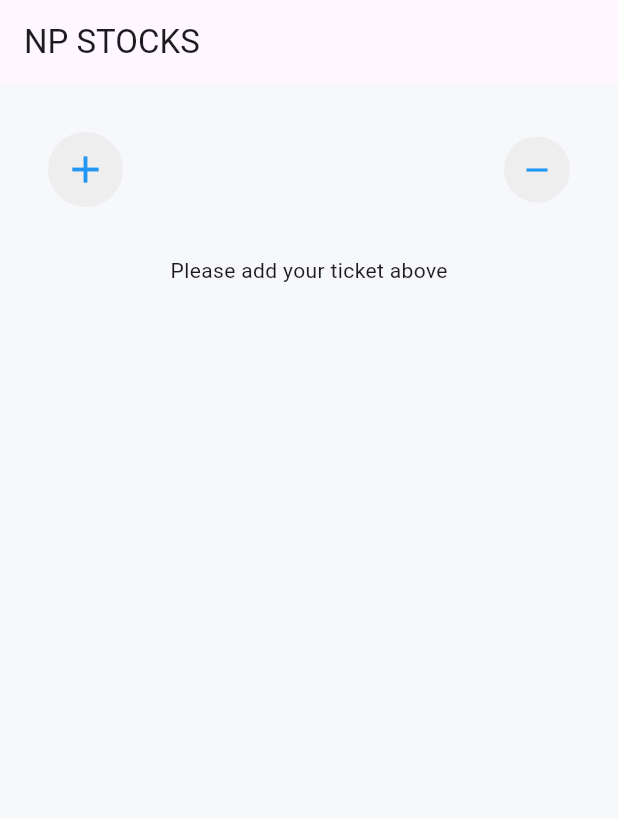
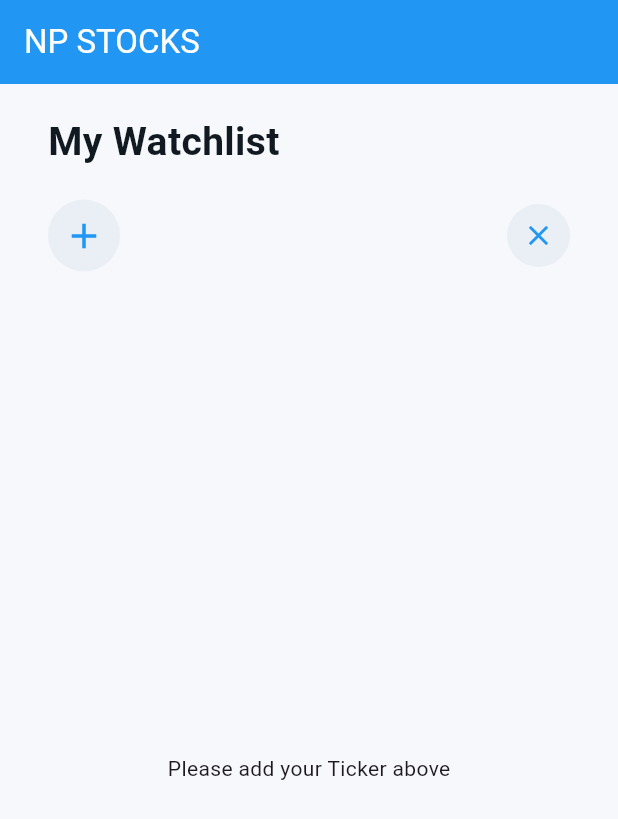
Before and after one commit to nischal08/npstock, a Flutter app: the screen it shows after launch, on a phone screen of 412 x 824 dp. Shown: the top 819 px of the screen. Run offline on Flutter 3.47's test engine with Material 3 defaults, Android fonts, the light colour scheme and no system bars; our stand-ins replace dio, hive, hive_flutter, syncfusion_flutter_charts; accounts and stored records are empty; network calls fail.

Commit message:
fix: redesigned home screen

```diff
--- a/lib/api/ticket_api.dart
+++ b/lib/api/ticker_api.dart
@@ -3,18 +3,18 @@ import 'dart:developer';
 import 'package:npstock/api/api_manager.dart';
 import 'package:npstock/data/app_urls.dart';
 import 'package:npstock/data/enum/request_type.dart';
-import 'package:npstock/model/all_tickets.dart';
+import 'package:npstock/model/all_tickers.dart';
 import 'package:npstock/model/watch_list_model.dart';
 
-class TicketApi {
+class TickerApi {
   final _apiManager = ApiManager();
-  Future<AllTickets> getAllTicket() async {
+  Future<AllTickers> getAllTicker() async {
     try {
       dynamic response = await _apiManager.request(
-        url: AppUrl.allTicket,
+        url: AppUrl.allTicker,
         requestType: RequestType.get,
       );
-      return AllTickets.fromJson(response);
+      return AllTickers.fromJson(response);
     } catch (e, s) {
       log(e.toString());
       log(s.toString());
@@ -22,12 +22,12 @@ class TicketApi {
     }
   }
 
-  Future<WatchList> getUserTicket(List ticket) async {
+  Future<WatchList> getUserTicker(List tickers) async {
     try {
       dynamic response = await _apiManager.request(
-        url: AppUrl.watchList,
-        requestType: RequestType.post,
-      );
+          url: AppUrl.watchList,
+          requestType: RequestType.post,
+          parameter: {"tickerList": tickers});
       return WatchList.fromJson(response);
     } catch (e, s) {
       log(e.toString());
--- /dev/null
+++ b/lib/controller/ticker_controller.dart
@@ -0,0 +1,42 @@
+import 'package:flutter/material.dart';
+import 'package:npstock/api/ticker_api.dart';
+import 'package:npstock/data/response/api_response.dart';
+import 'package:npstock/database/database_helper_repository.dart';
+import 'package:npstock/model/all_tickers.dart';
+import 'package:npstock/model/watch_list_model.dart';
+
+class TickerController extends ChangeNotifier {
+  ApiResponse<AllTickers> allTicker = ApiResponse.loading();
+  ApiResponse<WatchList> userTicker = ApiResponse.loading();
+  TickerApi tickerApi = TickerApi();
+  List<String> allUserTicker = [];
+  Future<void> getAllTicker() async {
+    // allTicker = ApiResponse.loading();
+    await TickerApi().getAllTicker().then((value) {
+      allTicker = ApiResponse.completed(value);
+      notifyListeners();
+    }).onError((error, stackTrace) {
+      allTicker = ApiResponse.error(error.toString());
+      notifyListeners();
+    });
+  }
+
+  Future<void> getUserTicker({bool userNotifier = false}) async {
+    if (userNotifier) {
+      userTicker = ApiResponse.loading();
+    }
+    dynamic allTickerDb = await DatabaseHelperRepository().getAllTicker();
+    if (allTickerDb != null) {
+      await TickerApi().getUserTicker(allTickerDb).then((value) {
+        userTicker = ApiResponse.completed(value);
+        notifyListeners();
+      }).onError((error, stackTrace) {
+        userTicker = ApiResponse.error(error.toString());
+        notifyListeners();
+      });
+    } else {
+      userTicker = ApiResponse.completed(WatchList(response: []));
+      notifyListeners();
+    }
+  }
+}
--- a/lib/data/app_urls.dart
+++ b/lib/data/app_urls.dart
@@ -1,6 +1,6 @@
 class AppUrl {
   static const String baseUrl = "https://www.onlinekhabar.com/smtm";
-  static const String allTicket = "$baseUrl/search-list/tickers";
+  static const String allTicker = "$baseUrl/search-list/tickers";
   static const String securitiesStats =
       "$baseUrl/ticker-page/ticker-stats/[name]";
   static const String watchList = "$baseUrl/home/watchlist";
--- a/lib/data/database_keys.dart
+++ b/lib/data/database_keys.dart
@@ -3,6 +3,5 @@ class DatabaseBoxId {
 }
 
 class DatabaseBoxKeys {
-  static const String ticket = "ticket";
-
+  static const String Ticker = "Ticker";
 }
--- a/lib/database/database_helper_repository.dart
+++ b/lib/database/database_helper_repository.dart
@@ -2,24 +2,24 @@ import 'package:hive/hive.dart';
 import 'package:npstock/data/database_keys.dart';
 
 class DatabaseHelperRepository {
-  deleteTicket(String name) async {
+  deleteTicker(String name) async {
     var box = await Hive.openBox(DatabaseBoxId.stock);
-    box.delete(DatabaseBoxKeys.ticket);
+    box.delete(DatabaseBoxKeys.Ticker);
   }
 
-  addTicket(String name) async {
+  addTicker(String name) async {
     var box = await Hive.openBox(DatabaseBoxId.stock);
 
-    List<String>? allItem =await getAllTicket();
+    List<String>? allItem = await getAllTicker();
     if (allItem == null) {
-      await box.put(DatabaseBoxKeys.ticket, [name]);
+      await box.put(DatabaseBoxKeys.Ticker, [name]);
     } else {
-      await box.put(DatabaseBoxKeys.ticket, [allItem, name]);
+      await box.put(DatabaseBoxKeys.Ticker, [...allItem, name]);
     }
   }
 
-  dynamic getAllTicket() async {
+  Future<dynamic> getAllTicker() async {
     var box = await Hive.openBox(DatabaseBoxId.stock);
-    box.get(DatabaseBoxKeys.ticket, defaultValue: null);
+    return await box.get(DatabaseBoxKeys.Ticker, defaultValue: null);
   }
 }
--- a/lib/main.dart
+++ b/lib/main.dart
@@ -1,9 +1,10 @@
 import 'package:flutter/material.dart';
-import 'package:npstock/controller/ticket_controller.dart';
+import 'package:hive_flutter/hive_flutter.dart';
+import 'package:npstock/controller/ticker_controller.dart';
 import 'package:npstock/screens/home_screen.dart';
 import 'package:provider/provider.dart';
-import 'package:hive_flutter/hive_flutter.dart';
-void main() async{
+
+void main() async {
   await Hive.initFlutter();
   WidgetsFlutterBinding.ensureInitialized();
   runApp(const MyApp());
@@ -18,7 +19,7 @@ class MyApp extends StatelessWidget {
     return MultiProvider(
       providers: [
         ChangeNotifierProvider(
-          create: (_) => TicketController(),
+          create: (_) => TickerController(),
         )
       ],
       child: MaterialApp(
--- a/lib/model/all_tickets.dart
+++ b/lib/model/all_tickers.dart
@@ -1,22 +1,22 @@
 // To parse this JSON data, do
 //
-//     final allTickets = allTicketsFromJson(jsonString);
+//     final allTickers = allTickersFromJson(jsonString);
 
 import 'dart:convert';
 
-AllTickets allTicketsFromJson(String str) =>
-    AllTickets.fromJson(json.decode(str));
+AllTickers allTickersFromJson(String str) =>
+    AllTickers.fromJson(json.decode(str));
 
-String allTicketsToJson(AllTickets data) => json.encode(data.toJson());
+String allTickersToJson(AllTickers data) => json.encode(data.toJson());
 
-class AllTickets {
+class AllTickers {
   final List<ResponseData> response;
 
-  AllTickets({
+  AllTickers({
     required this.response,
   });
 
-  factory AllTickets.fromJson(Map<String, dynamic> json) => AllTickets(
+  factory AllTickers.fromJson(Map<String, dynamic> json) => AllTickers(
         response: List<ResponseData>.from(
             json["response"].map((x) => ResponseData.fromJson(x))),
       );
@@ -61,49 +61,3 @@ class ResponseData {
         "percentage_change": percentageChange,
       };
 }
-
-enum Sector {
-  BANKING,
-  BOND,
-  DEVELOPMENT_BANK,
-  FINANCE,
-  HOTELS_AND_TOURISM,
-  HYDRO_POWER,
-  INVESTMENT,
-  LIFE_INSURANCE,
-  MANU_PRO,
-  MICROFINANCE,
-  MUTUAL_FUND,
-  NON_LIFE_INSURANCE,
-  OTHERS,
-  TRADING
-}
-
-final sectorValues = EnumValues({
-  "Banking": Sector.BANKING,
-  "Bond": Sector.BOND,
-  "Development Bank": Sector.DEVELOPMENT_BANK,
-  "Finance": Sector.FINANCE,
-  "Hotels And Tourism": Sector.HOTELS_AND_TOURISM,
-  "HydroPower": Sector.HYDRO_POWER,
-  "Investment": Sector.INVESTMENT,
-  "Life Insurance": Sector.LIFE_INSURANCE,
-  "Manu.& Pro.": Sector.MANU_PRO,
-  "Microfinance": Sector.MICROFINANCE,
-  "Mutual Fund": Sector.MUTUAL_FUND,
-  "Non Life Insurance": Sector.NON_LIFE_INSURANCE,
-  "Others": Sector.OTHERS,
-  "Trading": Sector.TRADING
-});
-
-class EnumValues<T> {
-  Map<String, T> map;
-  late Map<T, String> reverseMap;
-
-  EnumValues(this.map);
-
-  Map<T, String> get reverse {
-    reverseMap = map.map((k, v) => MapEntry(v, k));
-    return reverseMap;
-  }
-}
--- a/lib/model/chart_data.dart
+++ b/lib/model/chart_data.dart
@@ -1,5 +1,5 @@
 class ChartData {
   ChartData(this.x, this.y);
-  final double x;
+  final DateTime x;
   final double y;
 }
--- a/lib/model/watch_list_model.dart
+++ b/lib/model/watch_list_model.dart
@@ -1,7 +1,3 @@
-// To parse this JSON data, do
-//
-//     final watchList = watchListFromJson(jsonString);
-
 import 'dart:convert';
 
 WatchList watchListFromJson(String str) => WatchList.fromJson(json.decode(str));
@@ -30,13 +26,13 @@ class ResponseData {
   final String indices;
   final String tickerName;
   final double ltp;
-  final int ltv;
+  final double ltv;
   final double pointChange;
   final double percentageChange;
-  final int open;
+  final double open;
   final double high;
-  final int low;
-  final int volume;
+  final double low;
+  final double volume;
   final double previousClosing;
   final DateTime calculatedOn;
   final double amount;
@@ -69,18 +65,18 @@ class ResponseData {
         indices: json["indices"],
         tickerName: json["ticker_name"],
         ltp: json["ltp"]?.toDouble(),
-        ltv: json["ltv"],
+        ltv: json["ltv"]?.toDouble(),
         pointChange: json["point_change"]?.toDouble(),
         percentageChange: json["percentage_change"]?.toDouble(),
-        open: json["open"],
+        open: json["open"]?.toDouble(),
         high: json["high"]?.toDouble(),
-        low: json["low"],
-        volume: json["volume"],
+        low: json["low"]?.toDouble(),
+        volume: json["volume"]?.toDouble(),
         previousClosing: json["previousClosing"]?.toDouble(),
         calculatedOn: DateTime.parse(json["calculated_on"]),
         amount: json["amount"]?.toDouble(),
         datasource: json["datasource"],
-        icon: json["icon"],
+        icon: "https://${json["icon"]}",
         chartData: List<ChartDatum>.from(
             json["chartData"].map((x) => ChartDatum.fromJson(x))),
       );
--- a/lib/screens/home_screen.dart
+++ b/lib/screens/home_screen.dart
@@ -1,8 +1,10 @@
 import 'package:flutter/material.dart';
-import 'package:npstock/controller/ticket_controller.dart';
+import 'package:npstock/controller/ticker_controller.dart';
 import 'package:npstock/data/response/status.dart';
+import 'package:npstock/model/chart_data.dart';
 import 'package:npstock/model/watch_list_model.dart';
-import 'package:npstock/screens/ticket_select_screen.dart';
+import 'package:npstock/screens/ticker_select_screen.dart';
+import 'package:npstock/styles/app_colors.dart';
 import 'package:npstock/widgets/chart_widget.dart';
 import 'package:provider/provider.dart';
 
@@ -16,46 +18,61 @@ class HomeScreen extends StatefulWidget {
 class _HomeScreenState extends State<HomeScreen> {
   @override
   void initState() {
-    Provider.of<TicketController>(context, listen: false).getAllTicket();
-    Provider.of<TicketController>(context, listen: false).getUserTicket();
     super.initState();
+    Provider.of<TickerController>(context, listen: false).getAllTicker();
+    Provider.of<TickerController>(context, listen: false).getUserTicker();
   }
 
   @override
   Widget build(BuildContext context) {
     return Scaffold(
       backgroundColor: const Color(0xfff7f8fc),
-      appBar: AppBar(title: const Text("NP STOCKS")),
+      appBar: AppBar(
+        scrolledUnderElevation: 0,
+        title: const Text("NP STOCKS"),
+        backgroundColor: AppColors.blue,
+        foregroundColor: Colors.white,
+      ),
       body: Container(
           padding: const EdgeInsets.symmetric(
             horizontal: 32,
           ),
           child: Column(
+            crossAxisAlignment: CrossAxisAlignment.start,
             children: [
               const SizedBox(
-                height: 32,
+                height: 20,
+              ),
+              const Text(
+                "My Watchlist",
+                style: TextStyle(
+                  fontSize: 26,
+                  fontWeight: FontWeight.bold,
+                  color: AppColors.textGrey,
+                ),
+              ),
+              const SizedBox(
+                height: 20,
               ),
               Row(
                 mainAxisAlignment: MainAxisAlignment.spaceBetween,
                 children: [
                   GestureDetector(
                     onTap: () {
-                      //TODO: add watch list
-
                       Navigator.of(context).push(MaterialPageRoute(
-                        builder: (context) => TicketSelectScreen(),
+                        builder: (context) => TickerSelectScreen(),
                       ));
                     },
                     child: Container(
                       padding: const EdgeInsets.all(10),
                       decoration: BoxDecoration(
-                        color: Colors.grey.shade200,
+                        color: AppColors.lightGrey,
                         borderRadius: BorderRadius.circular(100),
                       ),
                       child: const Icon(
                         Icons.add,
-                        color: Colors.blue,
-                        size: 30,
+                        color: AppColors.blue,
+                        size: 28,
                       ),
                     ),
                   ),
@@ -66,43 +83,44 @@ class _HomeScreenState extends State<HomeScreen> {
                     child: Container(
                       padding: const EdgeInsets.all(10),
                       decoration: BoxDecoration(
-                        color: Colors.grey.shade200,
+                        color: AppColors.lightGrey,
                         borderRadius: BorderRadius.circular(100),
                       ),
                       child: const Icon(
-                        Icons.remove,
-                        color: Colors.blue,
+                        Icons.close,
+                        color: AppColors.blue,
+                        size: 22,
                       ),
                     ),
                   )
                 ],
               ),
               const SizedBox(
-                height: 32,
+                height: 20,
               ),
-              Consumer<TicketController>(builder: (context, provider, __) {
-                switch (provider.userTicket.status) {
+              Expanded(
+                child: Consumer<TickerController>(
+                    builder: (context, provider, __) {
+                  switch (provider.userTicker.status) {
                     case Status.LOADING:
                       return const Center(
                         child: CircularProgressIndicator(),
                       );
-
                     case Status.ERROR:
                       return const Center(child: Text("Error"));
                     case Status.COMPLETED
-                      when provider.userTicket.data!.response.isEmpty:
+                        when provider.userTicker.data!.response.isEmpty:
                       return const Center(
-                      child: Text("Please add your ticket above"),
+                        child: Text("Please add your Ticker above"),
                       );
                     case Status.COMPLETED:
                       return ListView.separated(
-                      shrinkWrap: true,
-                      itemCount: provider.userTicket.data!.response.length,
+                        itemCount: provider.userTicker.data!.response.length,
                         separatorBuilder: (context, index) =>
                             const SizedBox(height: 10),
                         itemBuilder: (context, index) {
                           ResponseData responseData =
-                            provider.userTicket.data!.response[index];
+                              provider.userTicker.data!.response[index];
                           return Container(
                             padding: const EdgeInsets.symmetric(
                                 vertical: 4, horizontal: 8),
@@ -113,12 +131,22 @@ class _HomeScreenState extends State<HomeScreen> {
                                 )),
                             child: Row(
                               children: [
-                              Image.network(responseData.icon),
+                                SizedBox(
+                                    height: 40,
+                                    width: 40,
+                                    child: Image.network(
+                                      responseData.icon,
+                                      fit: BoxFit.scaleDown,
+                                    )),
                                 const SizedBox(
-                                width: 8,
+                                  width: 10,
                                 ),
-                              Column(
-                                crossAxisAlignment: CrossAxisAlignment.start,
+                                SizedBox(
+                                  width:
+                                      MediaQuery.of(context).size.width * 0.2,
+                                  child: Column(
+                                    crossAxisAlignment:
+                                        CrossAxisAlignment.start,
                                     children: [
                                       Text(
                                         responseData.ticker,
@@ -128,18 +156,37 @@ class _HomeScreenState extends State<HomeScreen> {
                                             color: Colors.blue),
                                       ),
                                       Text(
-                                    responseData.ticker,
+                                        responseData.tickerName,
+                                        maxLines: 1,
+                                        overflow: TextOverflow.ellipsis,
                                         style: const TextStyle(
-                                        fontSize: 16, color: Colors.grey),
+                                          fontSize: 16,
+                                          color: Colors.grey,
+                                        ),
                                       ),
                                     ],
                                   ),
-                              const Spacer(),
+                                ),
+                                const SizedBox(
+                                  width: 2,
+                                ),
                                 SizedBox(
-                                  width: 120, height: 80, child: ChartWidget()),
+                                    width: 110,
+                                    height: 80,
+                                    child: ChartWidget(
+                                      chartData: [
+                                        ...responseData.chartData.map(
+                                          (e) =>
+                                              ChartData(e.timestamp, e.value),
+                                        )
+                                      ],
+                                    )),
+                                const SizedBox(
+                                  width: 2,
+                                ),
                                 const Spacer(),
                                 Column(
-                                crossAxisAlignment: CrossAxisAlignment.start,
+                                  crossAxisAlignment: CrossAxisAlignment.end,
                                   children: [
                                     Text(
                                       responseData.ltp.toString(),
@@ -153,7 +200,8 @@ class _HomeScreenState extends State<HomeScreen> {
                                         Text(
                                           responseData.pointChange.toString(),
                                           style: const TextStyle(
-                                            fontSize: 16, color: Colors.green),
+                                              fontSize: 16,
+                                              color: Colors.green),
                                         ),
                                         const SizedBox(
                                           width: 4,
@@ -161,7 +209,8 @@ class _HomeScreenState extends State<HomeScreen> {
                                         Text(
                                           "${responseData.percentageChange}%",
                                           style: const TextStyle(
-                                            fontSize: 16, color: Colors.green),
+                                              fontSize: 16,
+                                              color: Colors.green),
                                         ),
                                       ],
                                     ),
@@ -175,7 +224,8 @@ class _HomeScreenState extends State<HomeScreen> {
                     default:
                       return const SizedBox.shrink();
                   }
-              })
+                }),
+              )
             ],
           )),
     );
--- /dev/null
+++ b/lib/styles/app_colors.dart
@@ -0,0 +1,10 @@
+import 'package:flutter/material.dart';
+
+class AppColors {
+  static const Color primaryGreen = Color(0xff3cbe56);
+  static const Color textGrey = Color(0xff111a21);
+  static const Color textLightGrey = Color(0xfffffdff);
+  static const Color blue = Colors.blue;
+  static const Color lightGrey = Color(0xffe9eff5);
+  static const Color scaffoldBgColor = Color(0xfff7f8fc);
+}
```
Also changed, not shown: lib/controller/ticket_controller.dart (deleted, +0 -39 lines), lib/screens/ticker_select_screen.dart (renamed from lib/screens/ticket_select_screen.dart, +16 -17 lines), lib/widgets/chart_widget.dart (+10 -24 lines). Lines whose indentation alone changed are shown as unchanged.
